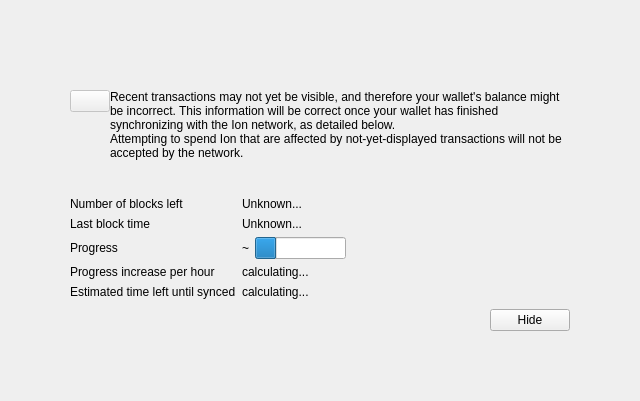
First picture: the form in src/qt/forms/modaloverlay.ui, repository ioncoincore/ion, before the edit.
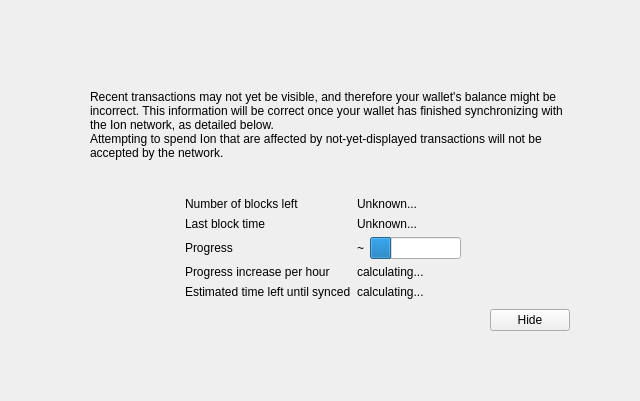
Second picture: the form after the edit. Custom widgets are drawn as their Qt base class.

Commit message:
qt: Finetune ModalOverlay (#3699)
* qt: Align warning icon in ModalOverlay properly with the text

* qt: Center form layout in modaloverlay

Diff of the .ui file:
```diff
--- a/src/qt/forms/modaloverlay.ui
+++ b/src/qt/forms/modaloverlay.ui
@@ -79,10 +79,7 @@
               <number>0</number>
              </property>
              <item>
-              <widget class="QPushButton" name="warningIcon">
-               <property name="enabled">
-                <bool>false</bool>
-               </property>
+              <widget class="QLabel" name="warningIcon">
                <property name="text">
                 <string/>
                </property>
@@ -172,6 +169,9 @@
            <property name="fieldGrowthPolicy">
             <enum>QFormLayout::FieldsStayAtSizeHint</enum>
            </property>
+           <property name="formAlignment">
+            <set>Qt::AlignHCenter|Qt::AlignTop</set>
+           </property>
            <property name="horizontalSpacing">
             <number>6</number>
            </property>
```
The commit also changes 2 other files.
